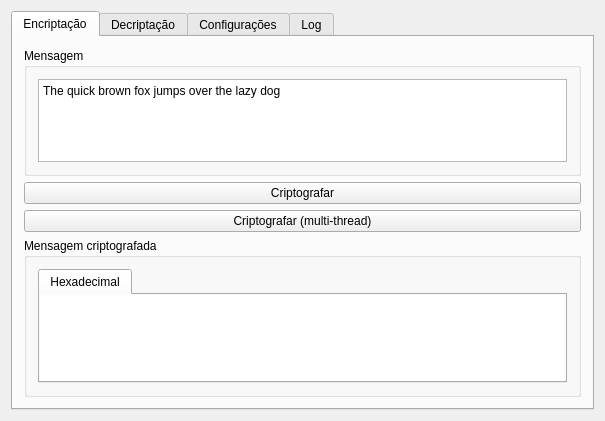
Above: mainwindow.ui from jacksomsoares/block-cipher before the change. Below: the same form after it.
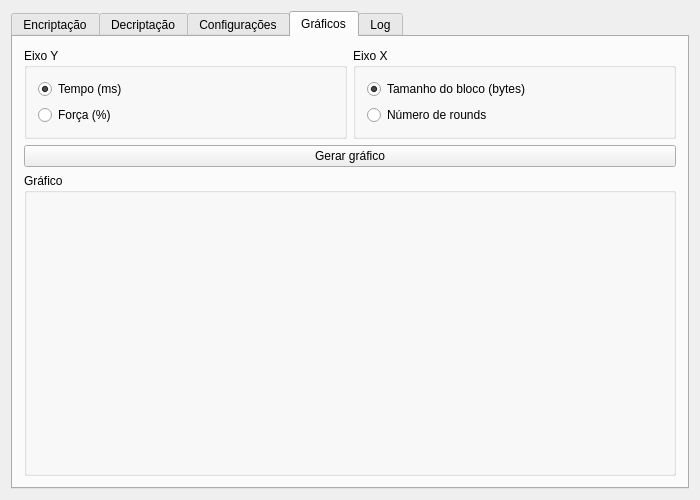
That is the form after the change. The open tabs and pages were chosen to show the change. Custom widgets are drawn as their Qt base class.

Commit message: agora o programa consegue gerar gráficos... mais ou menos.

Diff of the .ui file:
```diff
--- a/mainwindow.ui
+++ b/mainwindow.ui
@@ -6,8 +6,8 @@
    <rect>
     <x>0</x>
     <y>0</y>
-    <width>605</width>
-    <height>421</height>
+    <width>700</width>
+    <height>500</height>
    </rect>
   </property>
   <property name="windowTitle">
@@ -327,6 +327,110 @@
         </item>
        </layout>
       </widget>
+      <widget class="QWidget" name="tab_4">
+       <attribute name="title">
+        <string>Gráficos</string>
+       </attribute>
+       <layout class="QVBoxLayout" name="verticalLayout_17">
+        <item>
+         <layout class="QGridLayout" name="gridLayout">
+          <property name="sizeConstraint">
+           <enum>QLayout::SetMinimumSize</enum>
+          </property>
+          <item row="0" column="0">
+           <widget class="QGroupBox" name="groupBox_8">
+            <property name="sizePolicy">
+             <sizepolicy hsizetype="Preferred" vsizetype="Preferred">
+              <horstretch>0</horstretch>
+              <verstretch>0</verstretch>
+             </sizepolicy>
+            </property>
+            <property name="title">
+             <string>Eixo Y</string>
+            </property>
+            <layout class="QVBoxLayout" name="verticalLayout_15">
+             <item>
+              <widget class="QRadioButton" name="eixo_y_tempo_radio">
+               <property name="text">
+                <string>Tempo (ms)</string>
+               </property>
+               <property name="checked">
+                <bool>true</bool>
+               </property>
+              </widget>
+             </item>
+             <item>
+              <widget class="QRadioButton" name="eixo_y_forca_radio">
+               <property name="text">
+                <string>Força (%)</string>
+               </property>
+              </widget>
+             </item>
+            </layout>
+           </widget>
+          </item>
+          <item row="0" column="1">
+           <widget class="QGroupBox" name="groupBox_10">
+            <property name="sizePolicy">
+             <sizepolicy hsizetype="Preferred" vsizetype="Preferred">
+              <horstretch>0</horstretch>
+              <verstretch>0</verstretch>
+             </sizepolicy>
+            </property>
+            <property name="title">
+             <string>Eixo X</string>
+            </property>
+            <layout class="QVBoxLayout" name="verticalLayout_16">
+             <item>
+              <widget class="QRadioButton" name="eixo_x_block_radio">
+               <property name="text">
+                <string>Tamanho do bloco (bytes)</string>
+               </property>
+               <property name="checked">
+                <bool>true</bool>
+               </property>
+              </widget>
+             </item>
+             <item>
+              <widget class="QRadioButton" name="eixo_x_round_radio">
+               <property name="text">
+                <string>Número de rounds</string>
+               </property>
+              </widget>
+             </item>
+            </layout>
+           </widget>
+          </item>
+         </layout>
+        </item>
+        <item>
+         <widget class="QPushButton" name="plot_button">
+          <property name="text">
+           <string>Gerar gráfico</string>
+          </property>
+         </widget>
+        </item>
+        <item>
+         <widget class="QGroupBox" name="groupBox_9">
+          <property name="title">
+           <string>Gráfico</string>
+          </property>
+          <layout class="QVBoxLayout" name="verticalLayout_11">
+           <item>
+            <widget class="QCustomPlot" name="custom_plot_widget" native="true">
+             <property name="sizePolicy">
+              <sizepolicy hsizetype="Preferred" vsizetype="Expanding">
+               <horstretch>0</horstretch>
+               <verstretch>0</verstretch>
+              </sizepolicy>
+             </property>
+            </widget>
+           </item>
+          </layout>
+         </widget>
+        </item>
+       </layout>
+      </widget>
       <widget class="QWidget" name="tab_8">
        <attribute name="title">
         <string>Log</string>
@@ -381,6 +485,14 @@
   </widget>
  </widget>
  <layoutdefault spacing="6" margin="11"/>
+ <customwidgets>
+  <customwidget>
+   <class>QCustomPlot</class>
+   <extends>QWidget</extends>
+   <header>qcustomplot.h</header>
+   <container>1</container>
+  </customwidget>
+ </customwidgets>
  <resources/>
  <connections>
   <connection>
```
Left out of the diff: 2 changed lines with no effect on the pictures. The commit also changes 7 other files.
